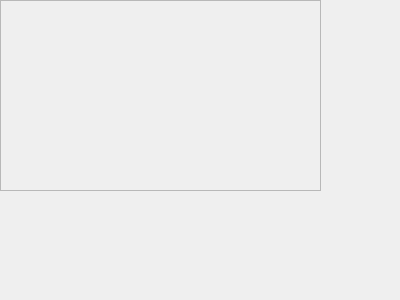
This is mps_compact_crate_link.ui in ad-build-test/pydm-mps as Qt 5 draws it before an edit. The edited form follows.
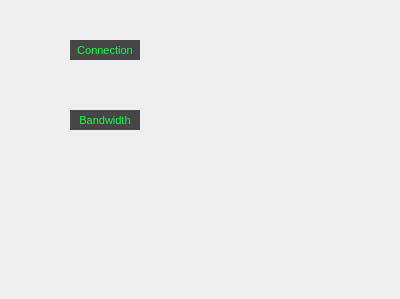
This is the edited form. Custom widgets are drawn as their Qt base class.

```diff
--- a/mps_compact_crate_link.ui
+++ b/mps_compact_crate_link.ui
@@ -7,7 +7,7 @@
     <x>0</x>
     <y>0</y>
     <width>400</width>
-    <height>300</height>
+    <height>299</height>
    </rect>
   </property>
   <property name="windowTitle">
@@ -18,12 +18,12 @@
     <rect>
      <x>0</x>
      <y>0</y>
-     <width>321</width>
-     <height>191</height>
+     <width>141</width>
+     <height>200</height>
     </rect>
    </property>
    <property name="frameShape">
-    <enum>QFrame::StyledPanel</enum>
+    <enum>QFrame::NoFrame</enum>
    </property>
    <property name="frameShadow">
     <enum>QFrame::Raised</enum>
@@ -31,9 +31,9 @@
    <widget class="PyDMDrawingImage" name="PyDMDrawingImage">
     <property name="geometry">
      <rect>
-      <x>200</x>
-      <y>70</y>
-      <width>110</width>
+      <x>69</x>
+      <y>60</y>
+      <width>70</width>
       <height>50</height>
      </rect>
     </property>
@@ -50,22 +50,101 @@
    <widget class="PyDMEmbeddedDisplay" name="PyDMEmbeddedDisplay">
     <property name="geometry">
      <rect>
-      <x>50</x>
-      <y>50</y>
-      <width>150</width>
-      <height>90</height>
+      <x>5</x>
+      <y>1</y>
+      <width>61</width>
+      <height>190</height>
      </rect>
     </property>
     <property name="toolTip">
      <string/>
     </property>
+    <property name="frameShape">
+     <enum>QFrame::NoFrame</enum>
+    </property>
     <property name="filename" stdset="0">
-     <string>$PHYSICS_TOP/mps_configuration/current/display/slots/${SLOT_FILE}</string>
+     <string>/afs/slac.stanford.edu/u/cd/kleleux/dev/mps_database/mps_database/temp/display/slots/${SLOT_FILE}</string>
+    </property>
+   </widget>
+   <widget class="PyDMLabel" name="PyDMLabel">
+    <property name="geometry">
+     <rect>
+      <x>70</x>
+      <y>40</y>
+      <width>70</width>
+      <height>20</height>
+     </rect>
+    </property>
+    <property name="font">
+     <font>
+      <pointsize>8</pointsize>
+     </font>
+    </property>
+    <property name="toolTip">
+     <string/>
+    </property>
+    <property name="styleSheet">
+     <string notr="true">background-color: rgb(70, 70, 70);
+color: rgb(12, 255, 68);</string>
+    </property>
+    <property name="text">
+     <string>Connection</string>
+    </property>
+    <property name="alignment">
+     <set>Qt::AlignCenter</set>
+    </property>
+    <property name="channel" stdset="0">
+     <string>ca://${P_IN}:PGP_RX_${TYPE}_RDY_${PGP}</string>
+    </property>
+   </widget>
+   <widget class="PyDMLabel" name="PyDMLabel_2">
+    <property name="geometry">
+     <rect>
+      <x>70</x>
+      <y>110</y>
+      <width>70</width>
+      <height>20</height>
+     </rect>
+    </property>
+    <property name="font">
+     <font>
+      <pointsize>8</pointsize>
+     </font>
+    </property>
+    <property name="toolTip">
+     <string/>
+    </property>
+    <property name="styleSheet">
+     <string notr="true">background-color: rgb(70, 70, 70);
+color: rgb(12, 255, 68);</string>
+    </property>
+    <property name="text">
+     <string>Bandwidth</string>
+    </property>
+    <property name="alignment">
+     <set>Qt::AlignCenter</set>
+    </property>
+    <property name="precision" stdset="0">
+     <number>1</number>
+    </property>
+    <property name="showUnits" stdset="0">
+     <bool>true</bool>
+    </property>
+    <property name="precisionFromPV" stdset="0">
+     <bool>false</bool>
+    </property>
+    <property name="channel" stdset="0">
+     <string>ca://${P}:PGP_TX_MON_BANDWIDTH_0</string>
     </property>
    </widget>
   </widget>
  </widget>
  <customwidgets>
+  <customwidget>
+   <class>PyDMLabel</class>
+   <extends>QLabel</extends>
+   <header>pydm.widgets.label</header>
+  </customwidget>
   <customwidget>
    <class>PyDMEmbeddedDisplay</class>
    <extends>QFrame</extends>
```
